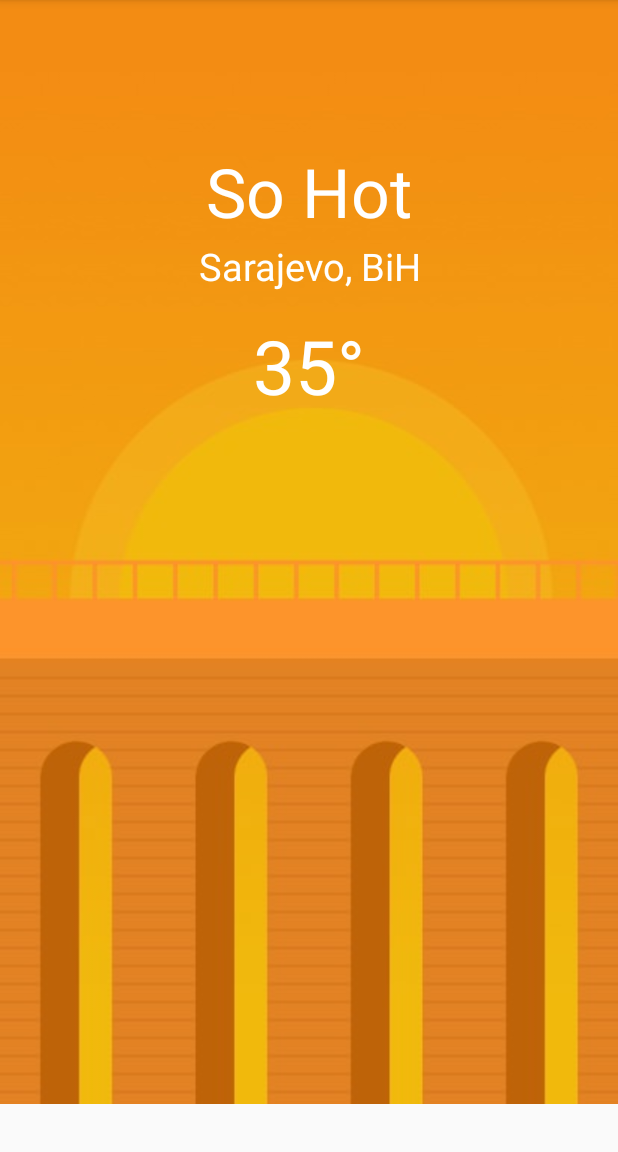
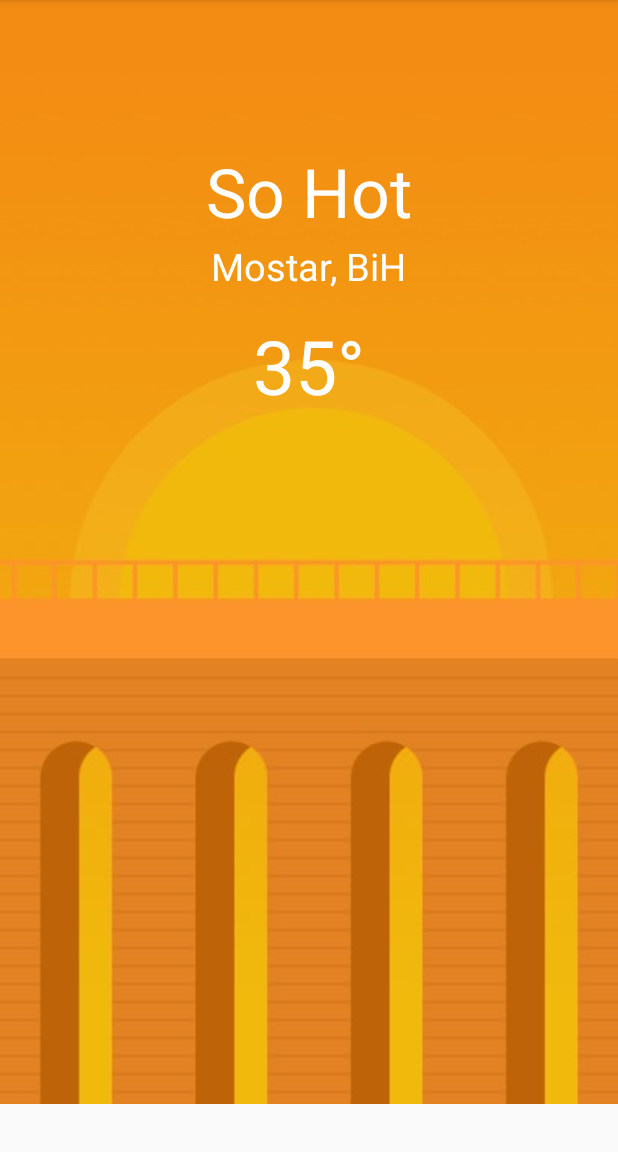
Before and after one commit to Amna01/Vremenska-prognoza, an Android app: the screen it shows after launch (MainActivity), on a phone screen of 412 x 824 dp, the part 84-1236 px from its top. Run offline under Robolectric (Android 15) with nearby library versions, the phone set to English and light mode, and no system bars.

Commit message:
Changes to activity_xml

```diff
--- a/app/src/main/res/layout/activity_main.xml
+++ b/app/src/main/res/layout/activity_main.xml
@@ -22,7 +22,7 @@
     <TextView
         android:layout_width="wrap_content"
         android:layout_height="wrap_content"
-        android:text="Sarajevo, BiH"
+        android:text="Mostar, BiH"
         android:gravity="center"
         android:layout_centerHorizontal="true"
         android:layout_marginTop="160dp"
```
